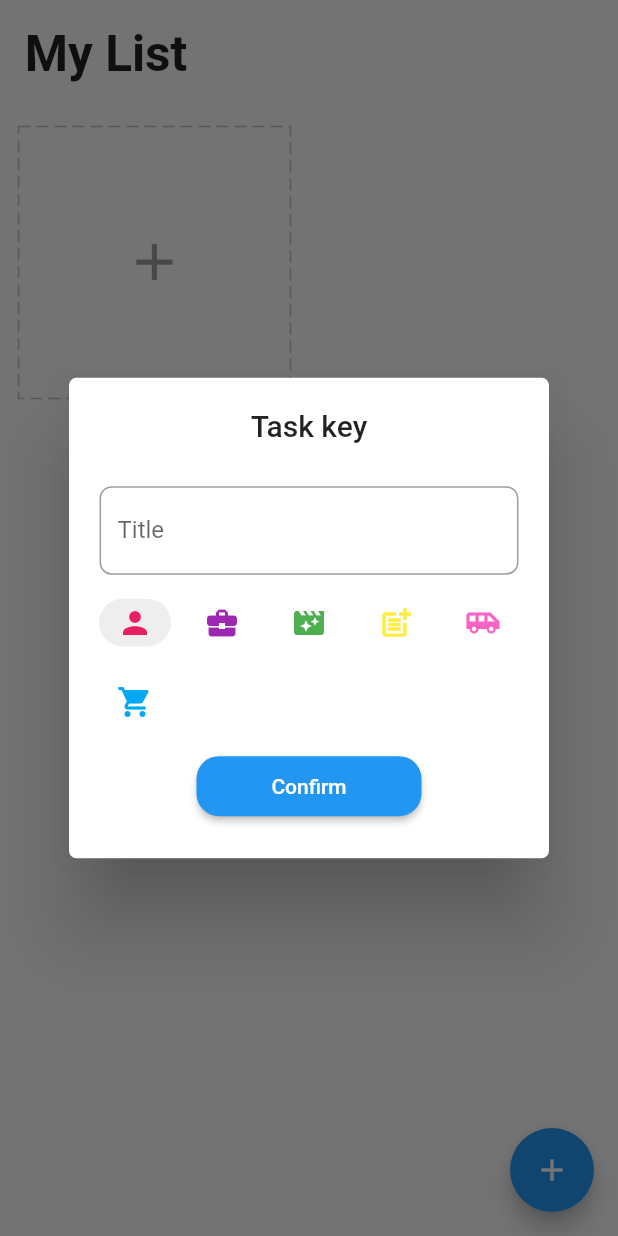
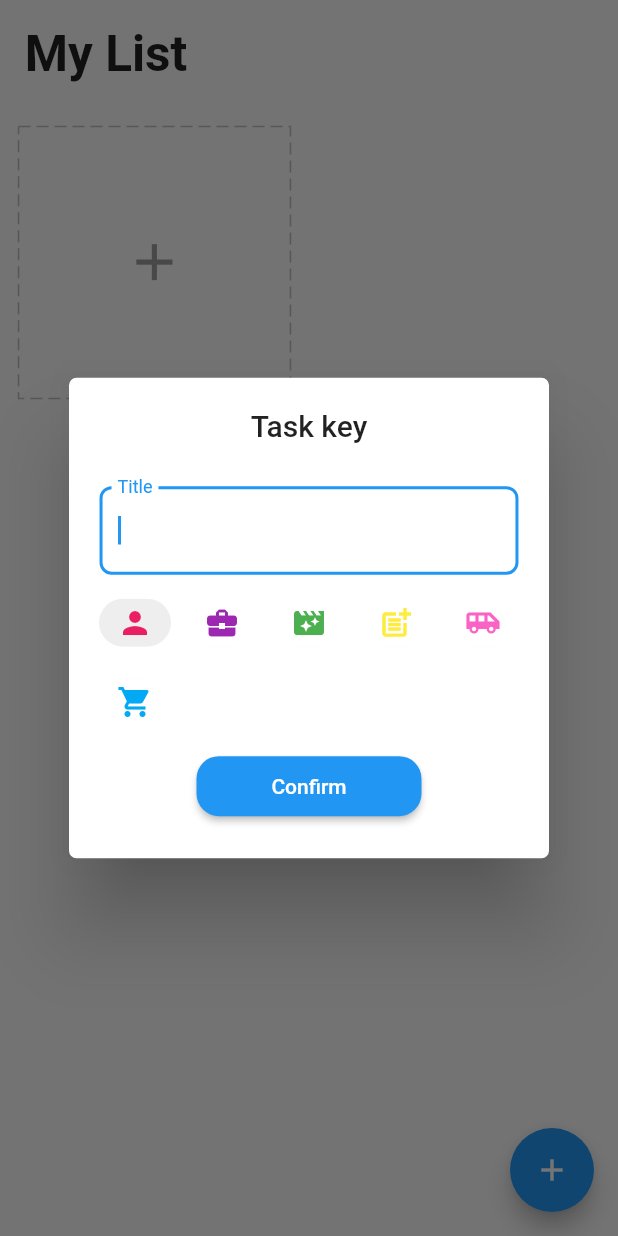
Before and after one commit to MahmoodHashem/todo_getx, a Flutter app: the screen it shows after launch, after a tap on the "add" icon, on a phone screen of 412 x 824 dp. Run offline on Flutter 3.47's test engine with Material 2 defaults, Android fonts, the phone set to English and light mode, and no system bars; drawn by our look-alikes of dotted_border; our stand-ins replace equatable, flutter_easyloading, get, get_storage, step_progress_indicator; missing offline and left inert: dart:html.

Commit message:
Delete the Task
when the user drag the task on the elevated button it will be removed from the observable list

```diff
--- a/lib/app/modules/home/controller.dart
+++ b/lib/app/modules/home/controller.dart
@@ -49,4 +49,8 @@ class HomeController extends GetxController{
     return true;
   }
 
+  void deleteTask(Task task){
+    tasks.remove(task);
+  }
+
 }
--- a/lib/app/modules/home/view.dart
+++ b/lib/app/modules/home/view.dart
@@ -2,6 +2,7 @@
 import 'dart:html';
 
 import 'package:flutter/material.dart';
+import 'package:flutter_easyloading/flutter_easyloading.dart';
 import 'package:get/get.dart';
 import 'package:todo_getx/app/core/utils/extensions.dart';
 import 'package:todo_getx/app/core/utils/values/color.dart';
@@ -37,6 +38,7 @@ class HomePage extends GetView<HomeController> {
                     crossAxisCount: 2,
                   children: [
                     ...controller.tasks.map((element) => LongPressDraggable(
+                      data: element,
                       onDragStarted: ()=> controller.changeDeleting(true),
                       onDraggableCanceled: (_, offset)=> controller.changeDeleting(false),
                       onDragEnd: (_)=> controller.changeDeleting(false),
@@ -52,14 +54,22 @@ class HomePage extends GetView<HomeController> {
             ],
       ),
       ),
-      floatingActionButton: Obx( ()=> FloatingActionButton(
-          backgroundColor: controller.deleting.value ? Colors.red: blue,
-          onPressed: (){
+      floatingActionButton:  DragTarget(
+        onAccept: (Task task) {
+          controller.deleteTask(task);
+          EasyLoading.showSuccess('Deleted');
 
-          },
-        child: Icon(controller.deleting.value ? Icons.delete : Icons.add),
-        ),
+        },
+        builder: (_, __, ___){
+          return Obx( ()=> FloatingActionButton(
+            backgroundColor: controller.deleting.value ? Colors.red: blue,
+            onPressed: (){
+
+            },
+            child: Icon(controller.deleting.value ? Icons.delete : Icons.add),
+          ),);
+        },
       ),
-    );
+      );
   }
 }
--- a/lib/app/modules/home/widgets/add_card.dart
+++ b/lib/app/modules/home/widgets/add_card.dart
@@ -35,6 +35,7 @@ class AddCard extends StatelessWidget {
                       padding:  EdgeInsets.symmetric(horizontal: 3.0.responsiveWieght),
                       child: TextFormField(
                         controller: homeCtrl.editCtrl,
+                        autofocus: true,
                         decoration: InputDecoration(
                           border: OutlineInputBorder(
                             borderRadius: BorderRadius.circular(8),
```
